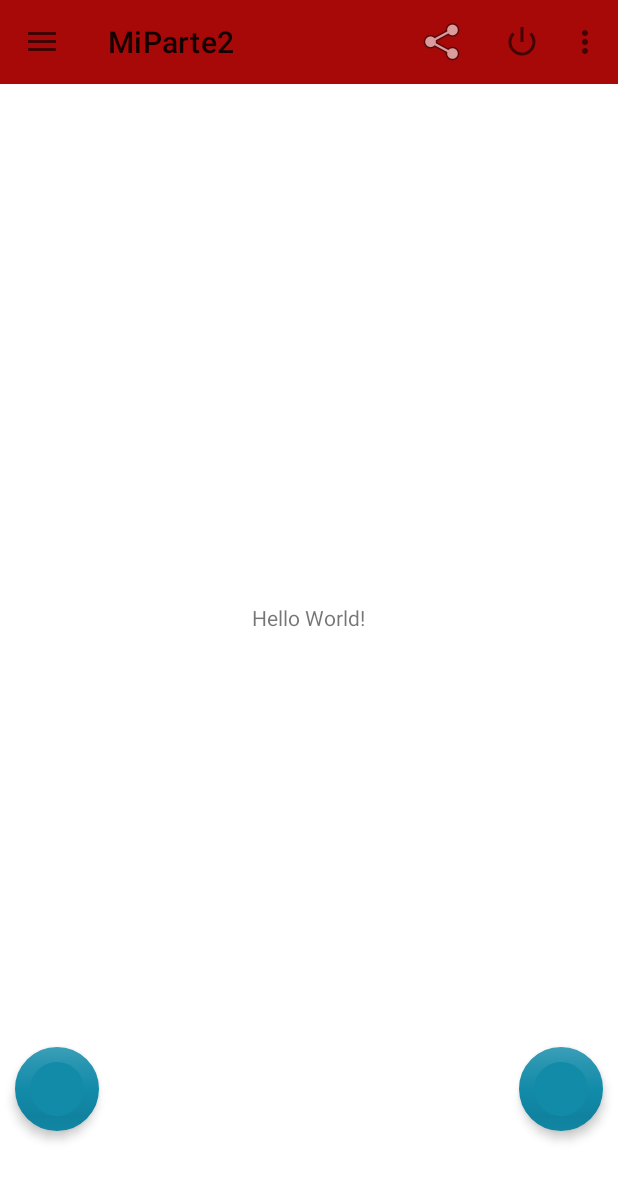
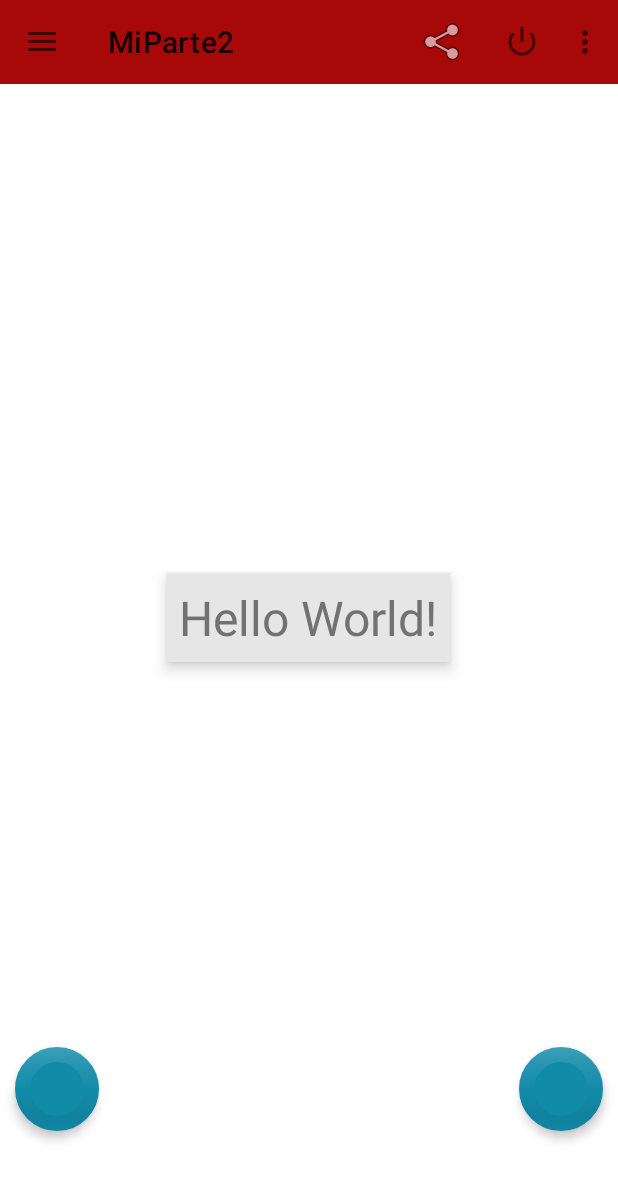
Before and after one commit to Yennyqm/MiParte_2, an Android app: the screen it shows after launch (MainActivity), on a phone screen of 412 x 824 dp. Shown: the top 1180 px of the screen. Run offline under Robolectric (Android 15) with nearby library versions, the phone set to English and light mode, and no system bars.

Commit message:
Usando estilos y cambiando colores

```diff
--- a/app/src/main/res/layout/activity_main.xml
+++ b/app/src/main/res/layout/activity_main.xml
@@ -6,6 +6,7 @@
     android:layout_width="match_parent"
     android:layout_height="match_parent" tools:context=".MainActivity">
        <TextView
+           style="@style/miEstilo"
            android:layout_width="wrap_content"
            android:layout_height="wrap_content"
            android:layout_gravity="center"
--- /dev/null
+++ b/app/src/main/res/values/mi_estilo.xml
@@ -0,0 +1,13 @@
+<?xml version="1.0" encoding="utf-8"?>
+<resources>
+    <style name="miEstilo">
+        <item name="android:layout_width">match_parent</item>
+        <item name="android:layout_height">wrap_content</item>
+        <item name="android:elevation">6dp</item>
+        <item name="android:gravity">center_horizontal</item>
+        <item name="android:padding">8dp</item>
+        <item name="android:background">#e6e6e6</item>
+        <item name="android:textSize">32sp</item>
+        <item name="android:textColor">#727272</item>
+    </style>
+</resources>
```
